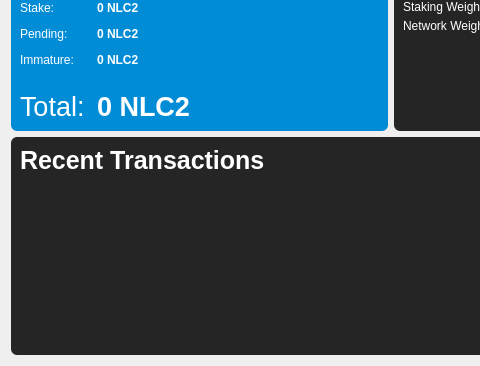
First picture: the form in src/qt/forms/overviewpage.ui, repository NoLimitCoin/NoLimitCoin-Core, before the edit; both pictures show x 0 to 480 and y 94 to 460 of the 611 by 460 pixel window.
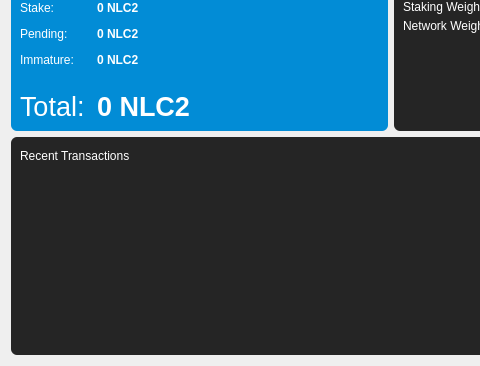
Second picture: the form after the edit. Icons and pictures are not drawn.

Commit message: fixing Recent transactions font

Diff of the .ui file:
```diff
--- a/src/qt/forms/overviewpage.ui
+++ b/src/qt/forms/overviewpage.ui
@@ -41,10 +41,10 @@
           <item>
            <widget class="QLabel" name="label_4">
             <property name="styleSheet">
-             <string notr="true">font-size: 25px;</string>
+             <string notr="true">font-size: 25px;\nbackground: transparent;</string>
             </property>
             <property name="text">
-             <string>&lt;b&gt;Recent Transactions&lt;/b&gt;</string>
+             <string>Recent Transactions</string>
             </property>
            </widget>
           </item>
```
